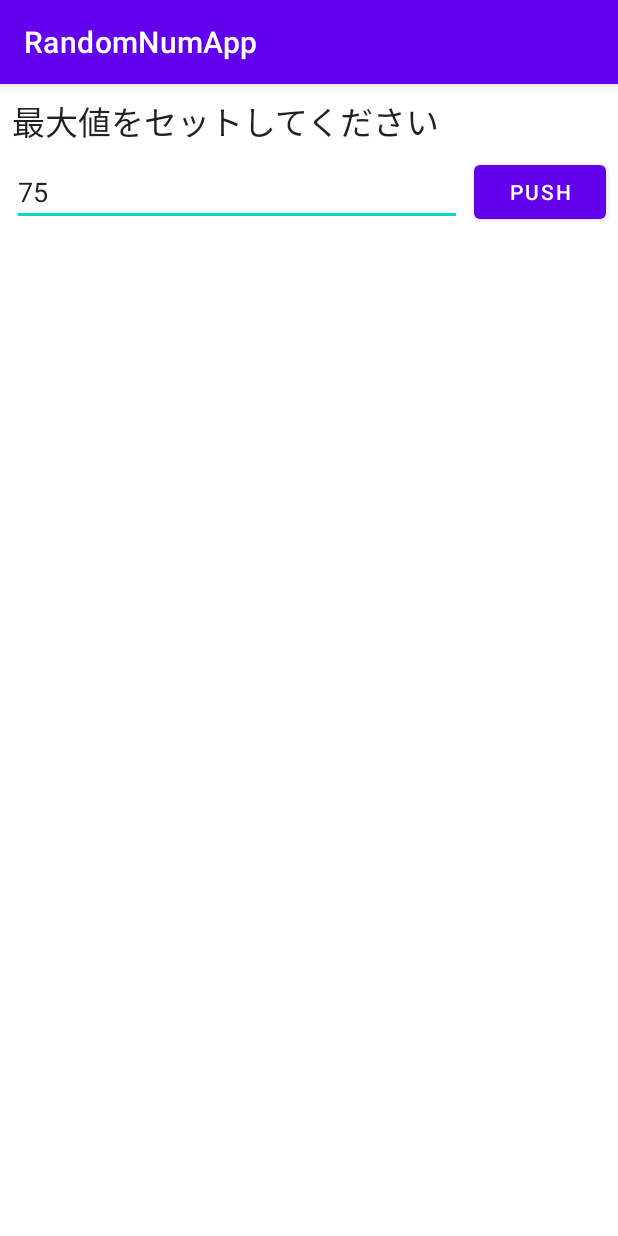
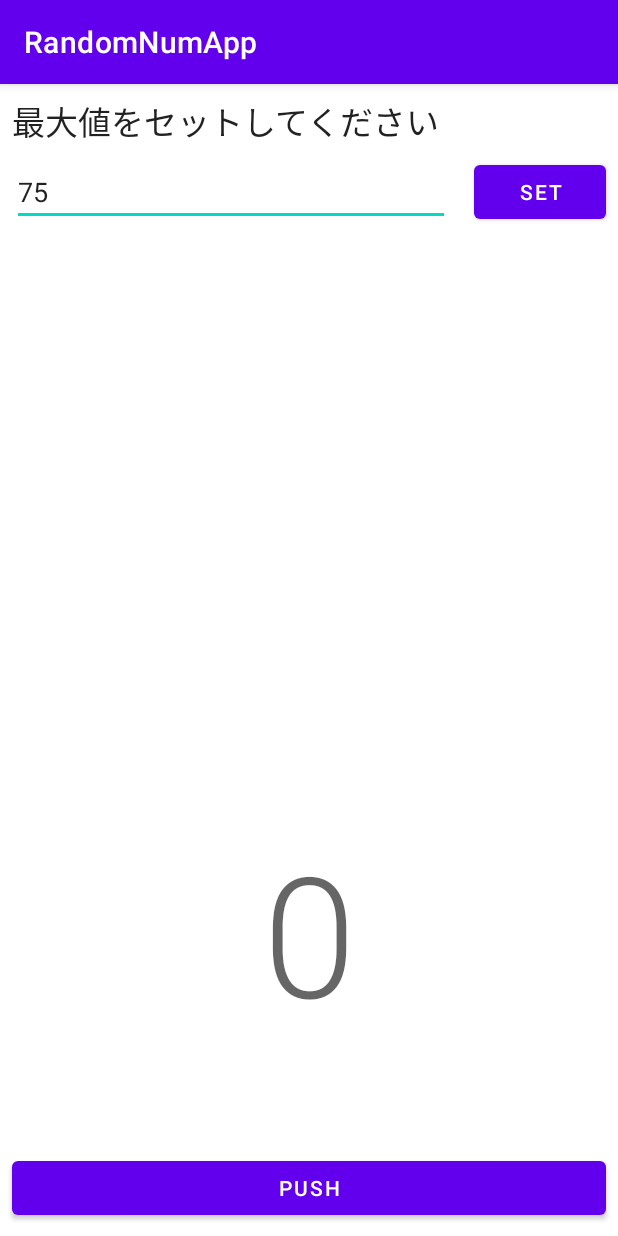
Before and after one commit to tatsuya828828/RandomNumApp, an Android app: the screen it shows after launch (MainActivity), on a phone screen of 412 x 824 dp. Run offline under Robolectric (Android 15) with nearby library versions, the phone set to English and light mode, and no system bars.

Commit message:
数値の表示と更新ボタン作成

```diff
--- a/app/src/main/res/layout/activity_main.xml
+++ b/app/src/main/res/layout/activity_main.xml
@@ -24,10 +24,12 @@
         android:id="@+id/register_max_number"
         android:layout_width="wrap_content"
         android:layout_height="wrap_content"
+        android:layout_marginStart="8dp"
         android:layout_marginEnd="8dp"
-        android:text="PUSH"
+        android:text="SET"
         app:layout_constraintBottom_toBottomOf="@+id/max_number"
         app:layout_constraintEnd_toEndOf="parent"
+        app:layout_constraintStart_toEndOf="@+id/max_number"
         app:layout_constraintTop_toTopOf="@+id/max_number" />
 
     <TextView
@@ -42,4 +44,27 @@
         app:layout_constraintEnd_toEndOf="parent"
         app:layout_constraintStart_toStartOf="parent"
         app:layout_constraintTop_toTopOf="parent" />
+
+    <TextView
+        android:id="@+id/current_number"
+        android:layout_width="wrap_content"
+        android:layout_height="wrap_content"
+        android:layout_marginBottom="72dp"
+        android:text="0"
+        android:textAppearance="@style/TextAppearance.AppCompat.Display4"
+        app:layout_constraintBottom_toTopOf="@+id/call_number"
+        app:layout_constraintEnd_toEndOf="parent"
+        app:layout_constraintStart_toStartOf="parent" />
+
+    <Button
+        android:id="@+id/call_number"
+        android:layout_width="0dp"
+        android:layout_height="wrap_content"
+        android:layout_marginStart="8dp"
+        android:layout_marginEnd="8dp"
+        android:layout_marginBottom="8dp"
+        android:text="PUSH"
+        app:layout_constraintBottom_toBottomOf="parent"
+        app:layout_constraintEnd_toEndOf="parent"
+        app:layout_constraintStart_toStartOf="parent" />
 </androidx.constraintlayout.widget.ConstraintLayout>
```
